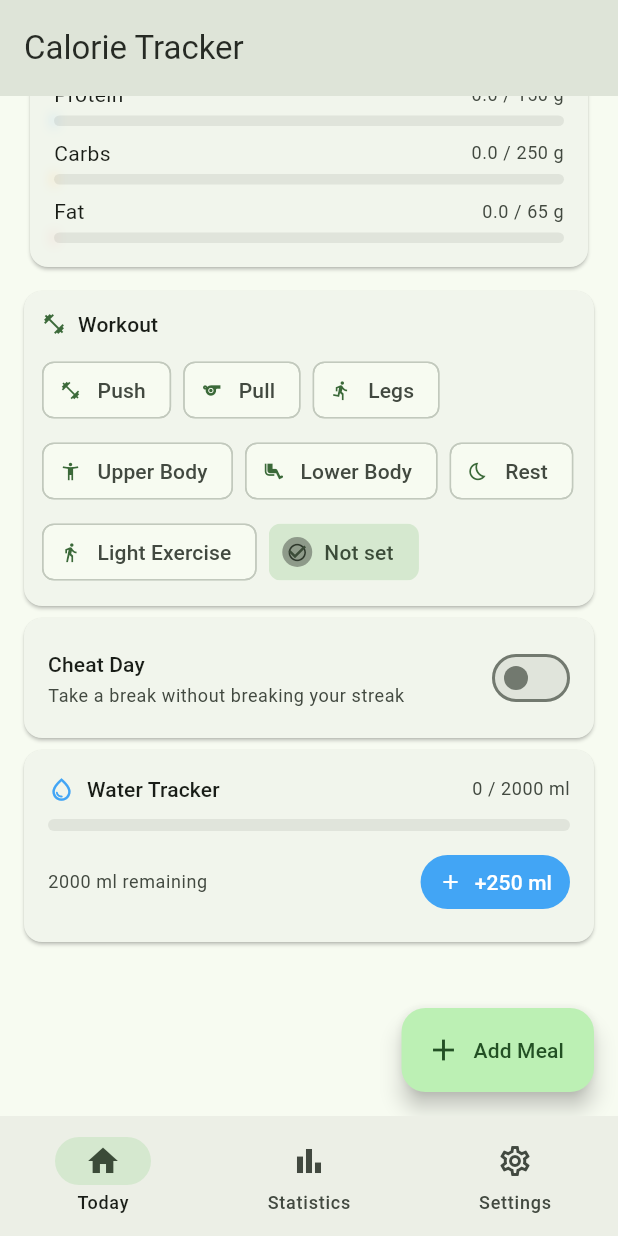
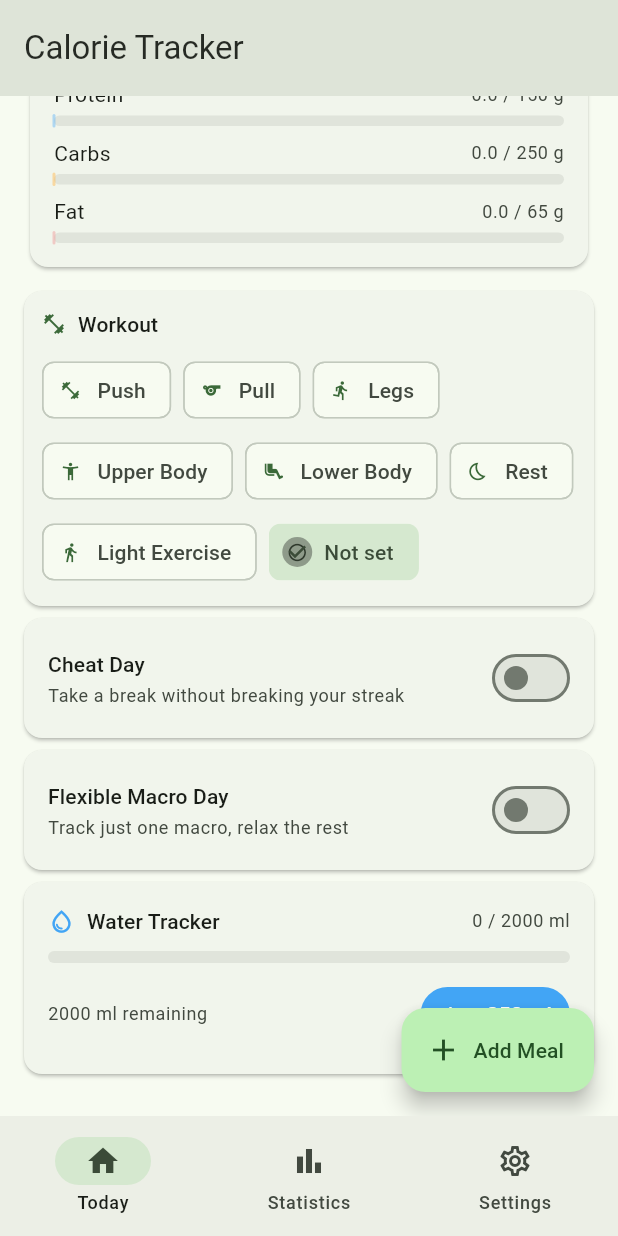
Before and after one commit to KTrordu/besin, a Flutter app: the screen it shows after launch, scrolled down 339 dp, on a phone screen of 412 x 824 dp. Run offline on Flutter 3.47's test engine with Material 3 defaults, Android fonts, the phone set to English and light mode, and no system bars; our stand-ins replace file_picker, fl_chart, share_plus, shared_preferences; missing offline and left inert: mobile_scanner.

Commit message:
feat: flexible macro day, cheat day chart removal & dynamic glow
- DailyLog: add isFlexibleMacroDay + flexibleMacroRequired (String?) fields
  with full toJson/fromJson/copyWith support (sentinel pattern for nullable)
- NutritionProvider: _isDaySuccessful() now short-circuits to single-macro
  check at streakThreshold when isFlexibleMacroDay is true; adds
  updateFlexibleMacroDay() and getChartLogs() (filters cheat days out entirely)
- StatsScreen: calorie (14d) and macro (7d) bar charts now use getChartLogs()
  so cheat days are completely absent from the X-axis, not shown as 0
- DashboardScreen: _FlexibleMacroDayToggle widget with ChoiceChip macro
  selector (Protein / Carbs / Fat); blurRadius now scales with fill progress
  (value * 18.0) for proportional neon glow
- l10n: flexibleMacroDay, flexibleMacroDayInactiveSub, flexibleMacroDayActiveSub
  added to all 6 ARB files (EN/TR/FR/DE/ES/PT) + flutter gen-l10n run
- Tests: 7 new cases for flexible macro day streak logic (34 total, all green)

Co-Authored-By: Claude Sonnet 4.6 <noreply@anthropic.com>

```diff
--- a/lib/l10n/app_de.arb
+++ b/lib/l10n/app_de.arb
@@ -203,5 +203,9 @@
   "csvMealCategory": "Mahlzeitkategorie",
   "csvMealName": "Mahlzeitname",
   "csvYes": "Ja",
-  "csvNo": "Nein"
+  "csvNo": "Nein",
+
+  "flexibleMacroDay": "Flexibler Makro-Tag",
+  "flexibleMacroDayInactiveSub": "Verfolge nur ein Makro, ignoriere den Rest",
+  "flexibleMacroDayActiveSub": "Heute zählt nur {macro}"
 }
--- a/lib/l10n/app_en.arb
+++ b/lib/l10n/app_en.arb
@@ -298,5 +298,14 @@
   "csvMealCategory": "Meal Category",
   "csvMealName": "Meal Name",
   "csvYes": "Yes",
-  "csvNo": "No"
+  "csvNo": "No",
+
+  "flexibleMacroDay": "Flexible Macro Day",
+  "flexibleMacroDayInactiveSub": "Track just one macro, relax the rest",
+  "flexibleMacroDayActiveSub": "Only {macro} matters today",
+  "@flexibleMacroDayActiveSub": {
+    "placeholders": {
+      "macro": { "type": "String" }
+    }
+  }
 }
--- a/lib/l10n/app_es.arb
+++ b/lib/l10n/app_es.arb
@@ -203,5 +203,9 @@
   "csvMealCategory": "Categoría de comida",
   "csvMealName": "Nombre de la comida",
   "csvYes": "Sí",
-  "csvNo": "No"
+  "csvNo": "No",
+
+  "flexibleMacroDay": "Día de Macro Flexible",
+  "flexibleMacroDayInactiveSub": "Sigue solo un macro, olvida el resto",
+  "flexibleMacroDayActiveSub": "Solo {macro} importa hoy"
 }
--- a/lib/l10n/app_fr.arb
+++ b/lib/l10n/app_fr.arb
@@ -203,5 +203,9 @@
   "csvMealCategory": "Catégorie de repas",
   "csvMealName": "Nom du repas",
   "csvYes": "Oui",
-  "csvNo": "Non"
+  "csvNo": "Non",
+
+  "flexibleMacroDay": "Jour Macro Flexible",
+  "flexibleMacroDayInactiveSub": "Suivez un seul macro, ignorez le reste",
+  "flexibleMacroDayActiveSub": "Seulement {macro} compte aujourd'hui"
 }
--- a/lib/l10n/app_localizations.dart
+++ b/lib/l10n/app_localizations.dart
@@ -1173,6 +1173,24 @@ abstract class AppLocalizations {
   /// In en, this message translates to:
   /// **'No'**
   String get csvNo;
+
+  /// No description provided for @flexibleMacroDay.
+  ///
+  /// In en, this message translates to:
+  /// **'Flexible Macro Day'**
+  String get flexibleMacroDay;
+
+  /// No description provided for @flexibleMacroDayInactiveSub.
+  ///
+  /// In en, this message translates to:
+  /// **'Track just one macro, relax the rest'**
+  String get flexibleMacroDayInactiveSub;
+
+  /// No description provided for @flexibleMacroDayActiveSub.
+  ///
+  /// In en, this message translates to:
+  /// **'Only {macro} matters today'**
+  String flexibleMacroDayActiveSub(String macro);
 }
 
 class _AppLocalizationsDelegate
--- a/lib/l10n/app_localizations_de.dart
+++ b/lib/l10n/app_localizations_de.dart
@@ -601,4 +601,16 @@ class AppLocalizationsDe extends AppLocalizations {
 
   @override
   String get csvNo => 'Nein';
+
+  @override
+  String get flexibleMacroDay => 'Flexibler Makro-Tag';
+
+  @override
+  String get flexibleMacroDayInactiveSub =>
+      'Verfolge nur ein Makro, ignoriere den Rest';
+
+  @override
+  String flexibleMacroDayActiveSub(String macro) {
+    return 'Heute zählt nur $macro';
+  }
 }
--- a/lib/l10n/app_localizations_en.dart
+++ b/lib/l10n/app_localizations_en.dart
@@ -599,4 +599,16 @@ class AppLocalizationsEn extends AppLocalizations {
 
   @override
   String get csvNo => 'No';
+
+  @override
+  String get flexibleMacroDay => 'Flexible Macro Day';
+
+  @override
+  String get flexibleMacroDayInactiveSub =>
+      'Track just one macro, relax the rest';
+
+  @override
+  String flexibleMacroDayActiveSub(String macro) {
+    return 'Only $macro matters today';
+  }
 }
--- a/lib/l10n/app_localizations_es.dart
+++ b/lib/l10n/app_localizations_es.dart
@@ -605,4 +605,16 @@ class AppLocalizationsEs extends AppLocalizations {
 
   @override
   String get csvNo => 'No';
+
+  @override
+  String get flexibleMacroDay => 'Día de Macro Flexible';
+
+  @override
+  String get flexibleMacroDayInactiveSub =>
+      'Sigue solo un macro, olvida el resto';
+
+  @override
+  String flexibleMacroDayActiveSub(String macro) {
+    return 'Solo $macro importa hoy';
+  }
 }
--- a/lib/l10n/app_localizations_fr.dart
+++ b/lib/l10n/app_localizations_fr.dart
@@ -607,4 +607,16 @@ class AppLocalizationsFr extends AppLocalizations {
 
   @override
   String get csvNo => 'Non';
+
+  @override
+  String get flexibleMacroDay => 'Jour Macro Flexible';
+
+  @override
+  String get flexibleMacroDayInactiveSub =>
+      'Suivez un seul macro, ignorez le reste';
+
+  @override
+  String flexibleMacroDayActiveSub(String macro) {
+    return 'Seulement $macro compte aujourd\'hui';
+  }
 }
--- a/lib/l10n/app_localizations_pt.dart
+++ b/lib/l10n/app_localizations_pt.dart
@@ -603,4 +603,16 @@ class AppLocalizationsPt extends AppLocalizations {
 
   @override
   String get csvNo => 'Não';
+
+  @override
+  String get flexibleMacroDay => 'Dia de Macro Flexível';
+
+  @override
+  String get flexibleMacroDayInactiveSub =>
+      'Acompanhe apenas um macro, ignore o resto';
+
+  @override
+  String flexibleMacroDayActiveSub(String macro) {
+    return 'Apenas $macro importa hoje';
+  }
 }
--- a/lib/l10n/app_localizations_tr.dart
+++ b/lib/l10n/app_localizations_tr.dart
@@ -601,4 +601,16 @@ class AppLocalizationsTr extends AppLocalizations {
 
   @override
   String get csvNo => 'Hayır';
+
+  @override
+  String get flexibleMacroDay => 'Esnek Makro Günü';
+
+  @override
+  String get flexibleMacroDayInactiveSub =>
+      'Tek bir makroyu takip et, diğerlerini unut';
+
+  @override
+  String flexibleMacroDayActiveSub(String macro) {
+    return 'Bugün yalnızca $macro önemli';
+  }
 }
--- a/lib/l10n/app_pt.arb
+++ b/lib/l10n/app_pt.arb
@@ -203,5 +203,9 @@
   "csvMealCategory": "Categoria da refeição",
   "csvMealName": "Nome da refeição",
   "csvYes": "Sim",
-  "csvNo": "Não"
+  "csvNo": "Não",
+
+  "flexibleMacroDay": "Dia de Macro Flexível",
+  "flexibleMacroDayInactiveSub": "Acompanhe apenas um macro, ignore o resto",
+  "flexibleMacroDayActiveSub": "Apenas {macro} importa hoje"
 }
--- a/lib/l10n/app_tr.arb
+++ b/lib/l10n/app_tr.arb
@@ -203,5 +203,9 @@
   "csvMealCategory": "Öğün Kategorisi",
   "csvMealName": "Öğün Adı",
   "csvYes": "Evet",
-  "csvNo": "Hayır"
+  "csvNo": "Hayır",
+
+  "flexibleMacroDay": "Esnek Makro Günü",
+  "flexibleMacroDayInactiveSub": "Tek bir makroyu takip et, diğerlerini unut",
+  "flexibleMacroDayActiveSub": "Bugün yalnızca {macro} önemli"
 }
--- a/lib/models/daily_log.dart
+++ b/lib/models/daily_log.dart
@@ -94,6 +94,9 @@ class DailyLog {
   final WorkoutType workoutType;
   final bool isCheatDay;
   final int waterIntake;
+  final bool isFlexibleMacroDay;
+  // 'protein' | 'carbs' | 'fat' — null defaults to 'protein' in streak logic
+  final String? flexibleMacroRequired;
 
   const DailyLog({
     required this.date,
@@ -102,6 +105,8 @@ class DailyLog {
     this.workoutType = WorkoutType.none,
     this.isCheatDay = false,
     this.waterIntake = 0,
+    this.isFlexibleMacroDay = false,
+    this.flexibleMacroRequired,
   });
 
   double get totalCalories => meals.fold(0, (s, m) => s + m.calories);
@@ -126,6 +131,9 @@ class DailyLog {
         'workoutType': workoutType.index,
         'isCheatDay': isCheatDay,
         'waterIntake': waterIntake,
+        'isFlexibleMacroDay': isFlexibleMacroDay,
+        if (flexibleMacroRequired != null)
+          'flexibleMacroRequired': flexibleMacroRequired,
       };
 
   factory DailyLog.fromJson(Map<String, dynamic> json) => DailyLog(
@@ -138,7 +146,12 @@ class DailyLog {
             (json['workoutType'] as num?)?.toInt() ?? WorkoutType.none.index],
         isCheatDay: (json['isCheatDay'] as bool?) ?? false,
         waterIntake: (json['waterIntake'] as num?)?.toInt() ?? 0,
+        isFlexibleMacroDay: (json['isFlexibleMacroDay'] as bool?) ?? false,
+        flexibleMacroRequired: json['flexibleMacroRequired'] as String?,
       );
+
+  // Sentinel for nullable copyWith — avoids the double-null ambiguity.
+  static const _keep = Object();
 
   DailyLog copyWith({
     DateTime? date,
@@ -147,6 +160,8 @@ class DailyLog {
     WorkoutType? workoutType,
     bool? isCheatDay,
     int? waterIntake,
+    bool? isFlexibleMacroDay,
+    Object? flexibleMacroRequired = _keep,
   }) =>
       DailyLog(
         date: date ?? this.date,
@@ -155,5 +170,9 @@ class DailyLog {
         workoutType: workoutType ?? this.workoutType,
         isCheatDay: isCheatDay ?? this.isCheatDay,
         waterIntake: waterIntake ?? this.waterIntake,
+        isFlexibleMacroDay: isFlexibleMacroDay ?? this.isFlexibleMacroDay,
+        flexibleMacroRequired: flexibleMacroRequired == _keep
+            ? this.flexibleMacroRequired
+            : flexibleMacroRequired as String?,
       );
 }
--- a/lib/providers/nutrition_provider.dart
+++ b/lib/providers/nutrition_provider.dart
@@ -266,6 +266,19 @@ class NutritionProvider extends ChangeNotifier {
     notifyListeners();
   }
 
+  Future<void> updateFlexibleMacroDay(bool isFlexible, String? macroRequired) async {
+    final key = _dateKey(_selectedDate);
+    final log = _dailyLogs[key] ??
+        DailyLog(date: _selectedDate, meals: const [], goals: _defaultGoals);
+    _dailyLogs[key] = log.copyWith(
+      isFlexibleMacroDay: isFlexible,
+      flexibleMacroRequired: isFlexible ? macroRequired : null,
+    );
+    await _storage.saveDailyLogs(_dailyLogs);
+    await _persistStreak();
+    notifyListeners();
+  }
+
   Future<void> updateCheatDay(bool isCheat) async {
     final key = _dateKey(_selectedDate);
     final log = _dailyLogs[key] ??
@@ -333,11 +346,23 @@ class NutritionProvider extends ChangeNotifier {
     });
   }
 
+  /// Like [getRecentLogs] but omits cheat days entirely (no placeholder bar).
+  List<DailyLog> getChartLogs(int days) =>
+      getRecentLogs(days).where((log) => !log.isCheatDay).toList();
+
   // ── Streak logic ──────────────────────────────
 
   bool _isDaySuccessful(DailyLog log) {
     if (log.isCheatDay) return true;
     if (log.meals.isEmpty) return false;
+    if (log.isFlexibleMacroDay) {
+      final g = log.goals;
+      final macro = log.flexibleMacroRequired ?? 'protein';
+      if (macro == 'protein') return log.totalProtein >= g.protein * _streakThreshold;
+      if (macro == 'carbs') return log.totalCarbs >= g.carbs * _streakThreshold;
+      if (macro == 'fat') return log.totalFat >= g.fat * _streakThreshold;
+      return true;
+    }
     final g = log.goals;
     if (_streakRequireCalories && log.totalCalories < g.calories * _streakThreshold) {
       return false;
--- a/lib/screens/dashboard_screen.dart
+++ b/lib/screens/dashboard_screen.dart
@@ -93,6 +93,13 @@ class DashboardScreen extends StatelessWidget {
                   child: _CheatDayToggle(provider: provider),
                 ),
               ),
+              if (!log.isCheatDay)
+                SliverToBoxAdapter(
+                  child: Padding(
+                    padding: const EdgeInsets.fromLTRB(16, 8, 16, 0),
+                    child: _FlexibleMacroDayToggle(provider: provider),
+                  ),
+                ),
               SliverToBoxAdapter(
                 child: Padding(
                   padding: const EdgeInsets.fromLTRB(16, 8, 16, 0),
@@ -383,7 +390,7 @@ class _MacroRow extends StatelessWidget {
                       boxShadow: [
                         BoxShadow(
                           color: color.withAlpha(120),
-                          blurRadius: 6,
+                          blurRadius: value * 18.0,
                           spreadRadius: 1,
                         ),
                       ],
@@ -1009,6 +1016,96 @@ class _CheatDayToggle extends StatelessWidget {
 }
 
 // ──────────────────────────────────────────────────
+// Flexible Macro Day Toggle
+// ──────────────────────────────────────────────────
+
+class _FlexibleMacroDayToggle extends StatelessWidget {
+  const _FlexibleMacroDayToggle({required this.provider});
+
+  final NutritionProvider provider;
+
+  static const _accentColor = Color(0xFF4FC3F7);
+
+  static const _macros = ['protein', 'carbs', 'fat'];
+
+  @override
+  Widget build(BuildContext context) {
+    final l10n = AppLocalizations.of(context)!;
+    final log = provider.currentDailyLog;
+    final isFlexible = log.isFlexibleMacroDay;
+    final required = log.flexibleMacroRequired ?? 'protein';
+
+    String macroLabel(String m) {
+      if (m == 'protein') return l10n.protein;
+      if (m == 'carbs') return l10n.carbs;
+      return l10n.fat;
+    }
+
+    return Card(
+      margin: EdgeInsets.zero,
+      shape: RoundedRectangleBorder(
+        borderRadius: BorderRadius.circular(12),
+        side: isFlexible
+            ? BorderSide(color: _accentColor.withAlpha(150), width: 1.5)
+            : BorderSide.none,
+      ),
+      child: Column(
+        crossAxisAlignment: CrossAxisAlignment.start,
+        children: [
+          SwitchListTile(
+            contentPadding: const EdgeInsets.fromLTRB(16, 4, 12, 4),
+            title: Row(
+              children: [
+                Text(
+                  l10n.flexibleMacroDay,
+                  style: Theme.of(context).textTheme.titleSmall?.copyWith(
+                        color: isFlexible ? _accentColor : null,
+                        fontWeight: isFlexible ? FontWeight.bold : null,
+                      ),
+                ),
+                if (isFlexible) ...[
+                  const SizedBox(width: 6),
+                  const Text('🎯'),
+                ],
+              ],
+            ),
+            subtitle: Text(
+              isFlexible
+                  ? l10n.flexibleMacroDayActiveSub(macroLabel(required))
+                  : l10n.flexibleMacroDayInactiveSub,
+              style: Theme.of(context).textTheme.bodySmall?.copyWith(
+                    color: Theme.of(context).colorScheme.onSurfaceVariant,
+                  ),
+            ),
+            value: isFlexible,
+            onChanged: (val) =>
+                provider.updateFlexibleMacroDay(val, val ? required : null),
+            activeThumbColor: _accentColor,
+            activeTrackColor: _accentColor.withAlpha(100),
+          ),
+          if (isFlexible)
+            Padding(
+              padding: const EdgeInsets.fromLTRB(16, 0, 16, 12),
+              child: Wrap(
+                spacing: 8,
+                children: _macros.map((m) {
+                  return ChoiceChip(
+                    label: Text(macroLabel(m)),
+                    selected: required == m,
+                    selectedColor: _accentColor.withAlpha(60),
+                    onSelected: (_) =>
+                        provider.updateFlexibleMacroDay(true, m),
+                  );
+                }).toList(),
+              ),
+            ),
+        ],
+      ),
+    );
+  }
+}
+
+// ──────────────────────────────────────────────────
 // Extra Nutrients Bar
 // ──────────────────────────────────────────────────
 
--- a/lib/screens/stats_screen.dart
+++ b/lib/screens/stats_screen.dart
@@ -109,7 +109,7 @@ class StatsScreen extends StatelessWidget {
                   ),
                   const SizedBox(height: 12),
                   Selector<NutritionProvider, List<DailyLog>>(
-                    selector: (_, p) => p.getRecentLogs(14),
+                    selector: (_, p) => p.getChartLogs(14),
                     shouldRebuild: _calorieSectionChanged,
                     builder: (_, logs, _) => _CalorieBarChart(logs: logs),
                   ),
@@ -122,7 +122,7 @@ class StatsScreen extends StatelessWidget {
                   ),
                   const SizedBox(height: 12),
                   Selector<NutritionProvider, List<DailyLog>>(
-                    selector: (_, p) => p.getRecentLogs(7),
+                    selector: (_, p) => p.getChartLogs(7),
                     shouldRebuild: _macroSectionChanged,
                     builder: (_, logs, _) => _MacroBarChart(logs: logs),
                   ),
```
Also changed, not shown: 1 other file.
